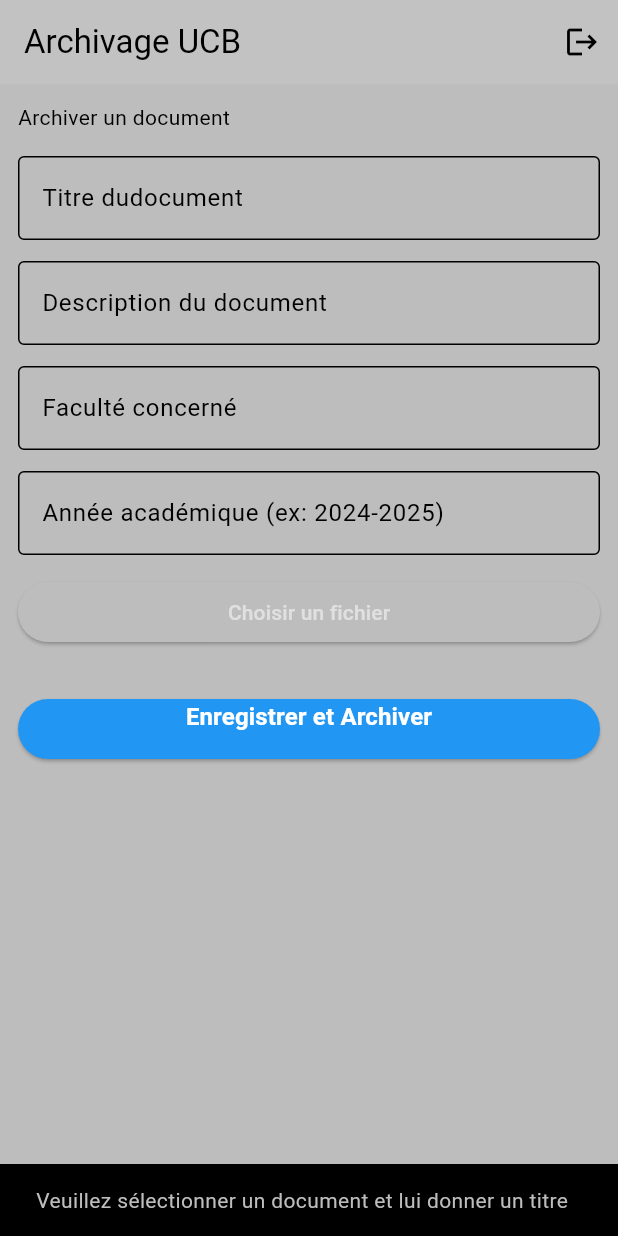
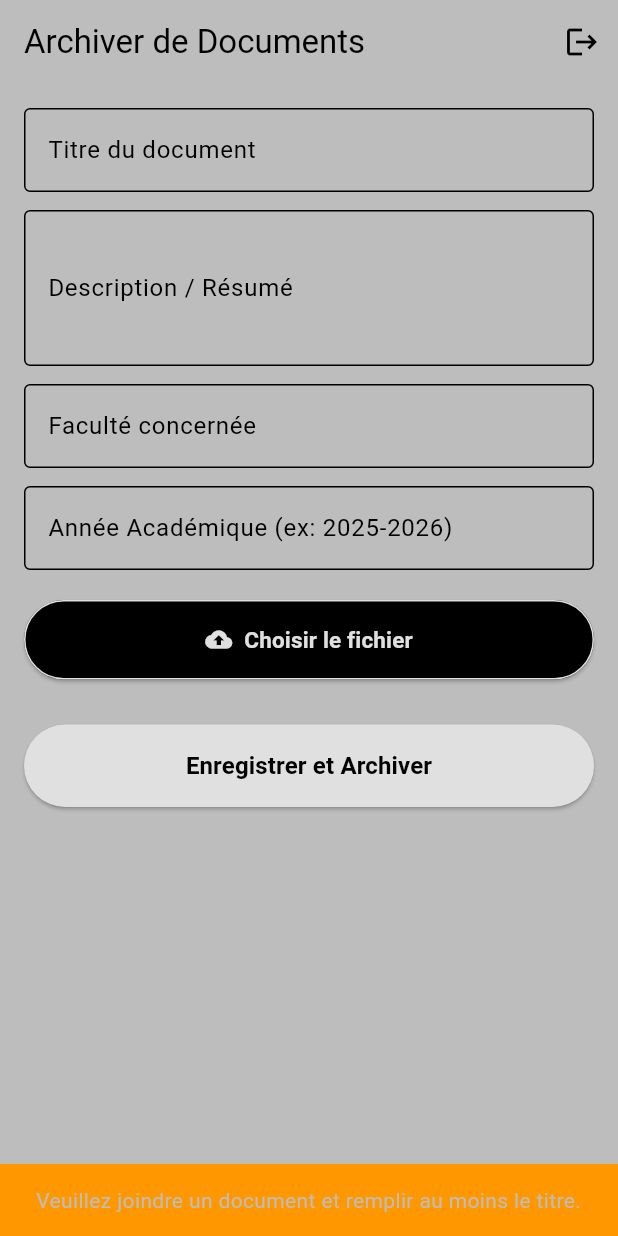
Before and after one commit to Cedro-bis/archivageucb, a Flutter app: the screen it shows once a user with an empty profile is signed in, after a tap on "Enregistrer et Archiver", on a phone screen of 412 x 824 dp. Run offline on Flutter 3.47's test engine with Material 3 defaults, Android fonts, the phone set to English and light mode, and no system bars; our stand-ins replace cloud_firestore, file_picker, firebase_auth, firebase_core, supabase_flutter; accounts and stored records are empty.

Commit message:
version 1.01

```diff
--- /dev/null
+++ b/devtools_options.yaml
@@ -0,0 +1,3 @@
+description: This file stores settings for Dart & Flutter DevTools.
+documentation: https://docs.flutter.dev/tools/devtools/extensions#configure-extension-enablement-states
+extensions:
--- a/lib/export_pages.dart
+++ b/lib/export_pages.dart
@@ -1,5 +1,5 @@
+export 'package:archivageucb/components/my_text_fields.dart';
 export 'package:archivageucb/models/archive_models.dart';
-export 'package:archivageucb/pages/charger_fichier.dart';
 export 'package:archivageucb/pages/enregistrement.dart';
 export 'package:archivageucb/pages/home_page.dart';
 export 'package:archivageucb/pages/login_page.dart';
--- a/lib/main.dart
+++ b/lib/main.dart
@@ -1,5 +1,5 @@
-import 'package:archivageucb/themes/theme.dart';
-
+import 'package:archivageucb/pages/upload_sceen.dart';
+import 'package:supabase_flutter/supabase_flutter.dart' hide User;
 import 'export_pages.dart';
 import 'package:firebase_auth/firebase_auth.dart';
 import 'package:firebase_core/firebase_core.dart';
@@ -8,6 +8,10 @@ import 'package:provider/provider.dart';
 Future<void> main() async {
   WidgetsFlutterBinding.ensureInitialized();
   await Firebase.initializeApp(options: DefaultFirebaseOptions.currentPlatform);
+  await Supabase.initialize(
+    url: 'https://ypxvrqcjlwjnebsroopv.supabase.co',
+    publishableKey: 'sb_publishable_7Wioj9JkNh3eCBFt8hcMUQ_8alki7vE',
+  );
   runApp(MyApp());
 }
 
@@ -32,7 +36,7 @@ class MyApp extends StatelessWidget {
               );
             }
             if (snapshot.hasData && snapshot.data!.emailVerified) {
-              return const ChargerFichier();
+              return const UploadScreen();
             }
             return LoginPage();
           },
--- a/lib/pages/charger_fichier.dart
+++ /dev/null
@@ -1,181 +0,0 @@
-import 'dart:io';
-
-import 'package:archivageucb/export_pages.dart';
-import 'package:firebase_auth/firebase_auth.dart';
-
-class ChargerFichier extends StatefulWidget {
-  const ChargerFichier({super.key});
-
-  @override
-  State<ChargerFichier> createState() => _ChargerFichierState();
-}
-
-class _ChargerFichierState extends State<ChargerFichier> {
-  final ArchiveService _archiveService = ArchiveService();
-  final Authentification _auth = Authentification();
-  final _titreFichier = TextEditingController();
-  final _description = TextEditingController();
-  final _faculte = TextEditingController();
-  final _annee = TextEditingController();
-
-  File? _selectionFichier;
-  bool _isLoading = false;
-
-  Future<void> _capturerFichier() async {
-    File? file = await _archiveService.selectionnerDocument();
-    if (file != null) {
-      setState(() {
-        _selectionFichier = file;
-      });
-    }
-  }
-
-  // Méthode pour séléctionner un fichier
-  Future<void> _selectionnerFichier() async {
-    final user = FirebaseAuth.instance.currentUser;
-    if (_selectionFichier == null ||
-        _titreFichier.text.isEmpty ||
-        user == null) {
-      ScaffoldMessenger.of(context).showSnackBar(
-        const SnackBar(
-          content: const Text(
-            "Veuillez sélectionner un document et lui donner un titre",
-          ),
-        ),
-      );
-      return;
-    }
-    setState(() {
-      _isLoading = true;
-    });
-
-    try {
-      await _archiveService.chargerFichier(
-        file: _selectionFichier!,
-        titre: _titreFichier.text.trim(),
-        description: _description.text.trim(),
-        faculte: _faculte.text.trim(),
-        anneeAcademique: _annee.text.trim(),
-        userId: user.uid,
-      );
-      if (mounted) {
-        ScaffoldMessenger.of(context).showSnackBar(
-          const SnackBar(
-            content: Text('Document archivé avec succès!!!'),
-            backgroundColor: Colors.green,
-          ),
-        );
-        _titreFichier.clear();
-        _description.clear();
-        _faculte.clear();
-        _annee.clear();
-        setState(() {
-          _selectionFichier = null;
-        });
-      }
-    } catch (e) {
-      ScaffoldMessenger.of(context).showSnackBar(
-        SnackBar(
-          content: Text("Erreur survenu lors du chargement du fichier ${e}"),
-          backgroundColor: Colors.red,
-        ),
-      );
-    } finally {
-      if (mounted)
-        setState(() {
-          _isLoading = false;
-        });
-    }
-  }
-
-  @override
-  Widget build(BuildContext context) {
-    return Scaffold(
-      appBar: AppBar(
-        title: const Text("Archivage UCB"),
-        elevation: 12,
-        actions: [
-          IconButton(
-            onPressed: () async {
-              await _auth.seDeconnecter();
-              Navigator.pushReplacement(
-                context,
-                MaterialPageRoute(builder: (builder) => const LoginPage()),
-              );
-            },
-            icon: Icon(Icons.logout),
-          ),
-        ],
-      ),
-      body: _isLoading
-          ? Center(child: const CircularProgressIndicator())
-          : SingleChildScrollView(
-              padding: EdgeInsets.all(12),
-              child: Column(
-                crossAxisAlignment: CrossAxisAlignment.stretch,
-                children: [
-                  const Text("Archiver un document"),
-                  SizedBox(height: 16),
-                  TextField(
-                    controller: _titreFichier,
-                    decoration: InputDecoration(
-                      labelText: "Titre dudocument",
-                      border: OutlineInputBorder(),
-                    ),
-                  ),
-                  SizedBox(height: 14),
-                  TextField(
-                    controller: _description,
-                    decoration: InputDecoration(
-                      labelText: "Description du document",
-                      border: OutlineInputBorder(),
-                    ),
-                  ),
-                  SizedBox(height: 14),
-                  TextField(
-                    controller: _faculte,
-                    decoration: InputDecoration(
-                      labelText: "Faculté concerné",
-                      border: OutlineInputBorder(),
-                    ),
-                  ),
-                  SizedBox(height: 14),
-                  TextField(
-                    controller: _titreFichier,
-                    decoration: InputDecoration(
-                      labelText: "Année académique (ex: 2024-2025)",
-                      border: OutlineInputBorder(),
-                    ),
-                  ),
-                  SizedBox(height: 14),
-                  ElevatedButton.icon(
-                    onPressed: _capturerFichier,
-                    label: Text(
-                      _selectionFichier == null
-                          ? 'Choisir un fichier'
-                          : 'Fichier séléctionné ${_selectionFichier!.path.split('/').last}',
-                    ),
-                  ),
-                  const SizedBox(height: 30),
-
-                  ElevatedButton(
-                    onPressed: _selectionnerFichier,
-                    style: ElevatedButton.styleFrom(
-                      padding: const EdgeInsets.only(bottom: 16),
-                      backgroundColor: Colors.blue,
-                      foregroundColor: Colors.white,
-                    ),
-                    child: const Text(
-                      'Enregistrer et Archiver',
-                      style: TextStyle(
-                        fontSize: 16,
-                        fontWeight: FontWeight.bold,
-                      ),
-                    ),
-                  ),
-                ],
-              ),
-            ),
-    );
-  }
-}
--- a/lib/pages/login_page.dart
+++ b/lib/pages/login_page.dart
@@ -1,4 +1,6 @@
 import 'package:archivageucb/export_pages.dart';
+import 'package:archivageucb/pages/upload_sceen.dart';
+import 'package:archivageucb/themes/theme.dart';
 import 'package:firebase_auth/firebase_auth.dart';
 import 'package:provider/provider.dart';
 
@@ -32,21 +34,27 @@ class _LoginPageState extends State<LoginPage> {
         await user.reload();
         user = FirebaseAuth.instance.currentUser;
       }
-      if (!user!.emailVerified) {
-        await _auth.seDeconnecter();
-        if (mounted) {
-          _showSnackBar('Votre adresse email n\'est pas encore vérifié');
-        }
-        return;
-      }
+      // if (!user!.emailVerified) {
+      //   await _auth.seDeconnecter();
+      //   if (mounted) {
+      //     _showSnackBar('Votre adresse email n\'est pas encore vérifié');
+      //   }
+      //   return;
+      // }
       if (mounted) {
         Navigator.pushAndRemoveUntil(
           context,
-          MaterialPageRoute(builder: (context) => const ChargerFichier()),
+          MaterialPageRoute(builder: (context) => const UploadScreen()),
           (route) => false,
         );
       }
-    } catch (e) {
+    } on FirebaseAuthException catch (e) {
+      if (e.code == 'user-not-found') {
+        messageDerreurPourMail();
+      }
+      if (e.code == 'wrong-password') {
+        erreurDeMotDePasse();
+      }
       if (mounted) {
         _showSnackBar(
           'Echec de la connection : ${e.toString().split(']').last}',
@@ -58,6 +66,20 @@ class _LoginPageState extends State<LoginPage> {
           _isLoading = false;
         });
     }
+  }
+
+  void messageDerreurPourMail() {
+    showDialog(
+      context: context,
+      builder: (context) => AlertDialog(content: Text('Email incorrect')),
+    );
+  }
+
+  void erreurDeMotDePasse() {
+    showDialog(
+      context: context,
+      builder: (context) => AlertDialog(content: Text("Mot de pass incorrect")),
+    );
   }
 
   void _showSnackBar(String msg) {
@@ -86,11 +108,7 @@ class _LoginPageState extends State<LoginPage> {
             padding: EdgeInsets.all(12),
             child: Column(
               children: [
-                Icon(
-                  Icons.school,
-                  size: 80,
-                  color: Theme.of(context).colorScheme.primary,
-                ),
+                Image.asset('lib/images/logo.png', height: 150, width: 150),
                 const SizedBox(height: 16),
                 Text(
                   'Archive UCB',
@@ -102,12 +120,20 @@ class _LoginPageState extends State<LoginPage> {
                   ),
                 ),
                 SizedBox(height: 20),
-                _textField(_email, 'Email UCB', false),
+                MyTextFields(
+                  controller: _email,
+                  labelText: 'E-mail',
+                  obcuredText: false,
+                ),
                 SizedBox(height: 16),
-                _textField(_password, 'Mot de passe', true),
+                MyTextFields(
+                  controller: _password,
+                  labelText: 'Mot de passe',
+                  obcuredText: true,
+                ),
                 SizedBox(height: 16),
                 _isLoading
-                    ? const Center(child: CircularProgressIndicator())
+                    ? const Center(child: CircularProgressIndicator.adaptive())
                     : Container(
                         width: double.infinity,
                         child: ElevatedButton(
@@ -149,19 +175,4 @@ class _LoginPageState extends State<LoginPage> {
       ),
     );
   }
-
-  Widget _textField(
-    TextEditingController controller,
-    String labelText,
-    bool obcuredText,
-  ) {
-    return TextField(
-      controller: controller,
-      decoration: InputDecoration(
-        labelText: labelText,
-        border: OutlineInputBorder(),
-      ),
-      obscureText: obcuredText,
-    );
-  }
 }
--- a/lib/pages/upload_sceen.dart
+++ b/lib/pages/upload_sceen.dart
@@ -1,6 +1,6 @@
-import 'dart:io';
+import 'package:file_picker/file_picker.dart';
+import 'package:firebase_auth/firebase_auth.dart';
 import 'package:archivageucb/export_pages.dart';
-import 'package:firebase_auth/firebase_auth.dart';
 
 class UploadScreen extends StatefulWidget {
   const UploadScreen({super.key});
@@ -16,28 +16,39 @@ class _UploadScreenState extends State<UploadScreen> {
   final _faculteController = TextEditingController();
   final _anneeController = TextEditingController();
 
-  File? _selectedFile;
+  // Remplacement par PlatformFile
+  PlatformFile? _selectedFile;
   bool _isLoading = false;
 
   Future<void> _pickFile() async {
-    File? file = await _archiveService.selectionnerDocument();
-    if (file != null) {
-      setState(() {
-        _selectedFile = file;
-      });
+    try {
+      PlatformFile? file = await _archiveService.selectionnerDocument();
+      if (file != null) {
+        setState(() {
+          _selectedFile = file;
+        });
+      }
+    } catch (e) {
+      if (mounted) {
+        ScaffoldMessenger.of(context).showSnackBar(
+          SnackBar(content: Text('Erreur lors de la sélection : $e')),
+        );
+      }
     }
   }
 
   Future<void> _submitArchive() async {
     final user = FirebaseAuth.instance.currentUser;
+
     if (_selectedFile == null ||
-        _titreController.text.isEmpty ||
+        _titreController.text.trim().isEmpty ||
         user == null) {
       ScaffoldMessenger.of(context).showSnackBar(
         const SnackBar(
           content: Text(
             'Veuillez joindre un document et remplir au moins le titre.',
           ),
+          backgroundColor: Colors.orange,
         ),
       );
       return;
@@ -48,13 +59,13 @@ class _UploadScreenState extends State<UploadScreen> {
     });
 
     try {
-      await _archiveService.chargerFichier(
+      await _archiveService.uploadArchive(
         file: _selectedFile!,
         titre: _titreController.text.trim(),
         description: _descController.text.trim(),
         faculte: _faculteController.text.trim(),
         anneeAcademique: _anneeController.text.trim(),
-        userId: user.uid, // Utilise l'ID Firebase réel de la session
+        userId: user.uid,
       );
 
       if (mounted) {
@@ -93,7 +104,7 @@ class _UploadScreenState extends State<UploadScreen> {
   Widget build(BuildContext context) {
     return Scaffold(
       appBar: AppBar(
-        title: const Text('Archivage de Documents UCB'),
+        title: const Text('Archiver de Documents'),
         actions: [
           IconButton(
             icon: const Icon(Icons.logout),
@@ -152,15 +163,36 @@ class _UploadScreenState extends State<UploadScreen> {
 
                   ElevatedButton.icon(
                     onPressed: _pickFile,
-                    icon: const Icon(Icons.cloud_upload),
+                    icon: Icon(
+                      _selectedFile == null
+                          ? Icons.cloud_upload
+                          : Icons.check_circle,
+                      color: _selectedFile == null
+                          ? Theme.of(context).colorScheme.primary
+                          : Theme.of(context).colorScheme.secondary,
+                    ),
                     label: Text(
                       _selectedFile == null
                           ? 'Choisir le fichier'
-                          : 'Fichier sélectionné : ${_selectedFile!.path.split('/').last}',
+                          : 'Fichier : ${_selectedFile!.name}', // Affiche le nom sans planter sur le web
+                      style: TextStyle(
+                        fontSize: 15,
+                        fontWeight: FontWeight.bold,
+                        color: _selectedFile == null
+                            ? Theme.of(context).colorScheme.primary
+                            : Theme.of(context).colorScheme.secondary,
+                      ),
                     ),
                     style: ElevatedButton.styleFrom(
-                      backgroundColor: Colors.blue.shade50,
-                      padding: const EdgeInsets.symmetric(vertical: 12),
+                      padding: const EdgeInsets.all(16),
+                      backgroundColor: _selectedFile == null
+                          ? Theme.of(context).colorScheme.secondary
+                          : Theme.of(context).colorScheme.primary,
+                      side: BorderSide(
+                        color: _selectedFile == null
+                            ? Theme.of(context).colorScheme.primary
+                            : Theme.of(context).colorScheme.secondary,
+                      ),
                     ),
                   ),
                   const SizedBox(height: 30),
@@ -168,9 +200,9 @@ class _UploadScreenState extends State<UploadScreen> {
                   ElevatedButton(
                     onPressed: _submitArchive,
                     style: ElevatedButton.styleFrom(
-                      padding: const EdgeInsets.symmetric(vertical: 16),
-                      backgroundColor: Colors.blue,
-                      foregroundColor: Colors.white,
+                      padding: const EdgeInsets.all(16),
+                      backgroundColor: Theme.of(context).colorScheme.primary,
+                      foregroundColor: Theme.of(context).colorScheme.secondary,
                     ),
                     child: const Text(
                       'Enregistrer et Archiver',
--- a/lib/services/firebase/authentification.dart
+++ b/lib/services/firebase/authentification.dart
@@ -1,4 +1,5 @@
 import 'package:firebase_auth/firebase_auth.dart';
+import 'package:flutter/material.dart';
 
 class Authentification {
   static final FirebaseAuth _auth = FirebaseAuth.instance;
```
Also changed, not shown: analysis_options.yaml (+9 -0 lines), lib/components/my_text_fields.dart (added, +25 -0 lines), lib/pages/enregistrement.dart (+51 -42 lines), lib/pages/verify_email_screen.dart (added, +51 -0 lines), lib/services/firestore/archive_service.dart (+59 -32 lines), pubspec.yaml (+4 -3 lines), lib/images/logo.png (added), pubspec.lock, 8 other files.
